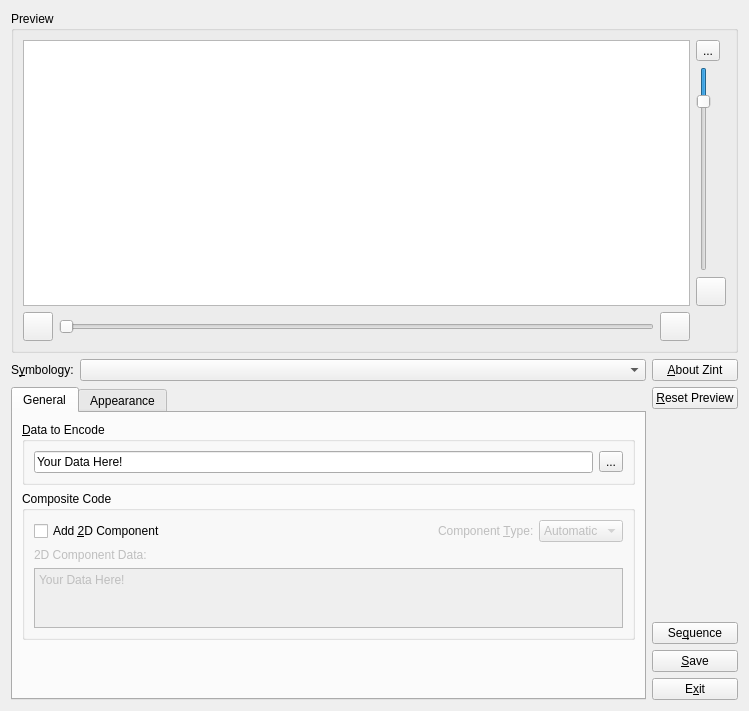
This is frontend_qt4/mainWindow.ui in zint/zint-gpl-only as Qt 5 draws it before an edit. The edited form follows.
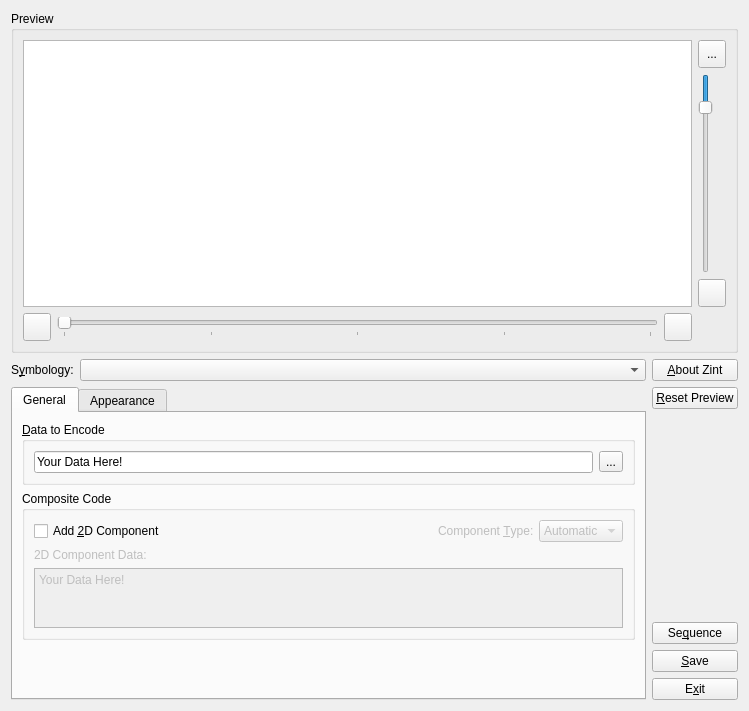
This is the edited form. The open tabs and pages were chosen to show the change. Icons and pictures are not drawn.

```diff
--- a/frontend_qt4/mainWindow.ui
+++ b/frontend_qt4/mainWindow.ui
@@ -10,10 +10,16 @@
     <height>711</height>
    </rect>
   </property>
+  <property name="minimumSize">
+   <size>
+    <width>749</width>
+    <height>711</height>
+   </size>
+  </property>
   <property name="maximumSize">
    <size>
-    <width>800</width>
-    <height>800</height>
+    <width>749</width>
+    <height>711</height>
    </size>
   </property>
   <property name="windowTitle">
@@ -23,8 +29,8 @@
    <iconset resource="resources.qrc">
     <normaloff>:/zico.png</normaloff>:/zico.png</iconset>
   </property>
-  <property name="styleSheet">
-   <string notr="true">background-image: url(:/blueback.png);</string>
+  <property name="locale">
+   <locale language="English" country="UnitedStates"/>
   </property>
   <layout class="QVBoxLayout" name="verticalLayout_7">
    <item>
@@ -50,7 +56,19 @@
        </widget>
       </item>
       <item row="0" column="3">
-       <widget class="QToolButton" name="toolButton_5">
+       <widget class="QToolButton" name="btnZoomOut">
+        <property name="minimumSize">
+         <size>
+          <width>28</width>
+          <height>28</height>
+         </size>
+        </property>
+        <property name="maximumSize">
+         <size>
+          <width>28</width>
+          <height>28</height>
+         </size>
+        </property>
         <property name="toolTip">
          <string>Zoom out</string>
         </property>
@@ -95,7 +113,19 @@
        </widget>
       </item>
       <item row="2" column="3">
-       <widget class="QToolButton" name="toolButton_4">
+       <widget class="QToolButton" name="btnZoomIn">
+        <property name="minimumSize">
+         <size>
+          <width>28</width>
+          <height>28</height>
+         </size>
+        </property>
+        <property name="maximumSize">
+         <size>
+          <width>28</width>
+          <height>28</height>
+         </size>
+        </property>
         <property name="toolTip">
          <string>Zoom in</string>
         </property>
@@ -112,7 +142,19 @@
        </widget>
       </item>
       <item row="4" column="0">
-       <widget class="QToolButton" name="toolButton">
+       <widget class="QToolButton" name="btnRotateLeft">
+        <property name="minimumSize">
+         <size>
+          <width>28</width>
+          <height>28</height>
+         </size>
+        </property>
+        <property name="maximumSize">
+         <size>
+          <width>28</width>
+          <height>28</height>
+         </size>
+        </property>
         <property name="toolTip">
          <string>Rotate anti-clockwise</string>
         </property>
@@ -136,13 +178,34 @@
         <property name="maximum">
          <number>360</number>
         </property>
+        <property name="pageStep">
+         <number>15</number>
+        </property>
         <property name="orientation">
          <enum>Qt::Horizontal</enum>
         </property>
+        <property name="tickPosition">
+         <enum>QSlider::TicksBelow</enum>
+        </property>
+        <property name="tickInterval">
+         <number>90</number>
+        </property>
        </widget>
       </item>
       <item row="4" column="2">
-       <widget class="QToolButton" name="toolButton_2">
+       <widget class="QToolButton" name="btnRotatRight">
+        <property name="minimumSize">
+         <size>
+          <width>28</width>
+          <height>28</height>
+         </size>
+        </property>
+        <property name="maximumSize">
+         <size>
+          <width>28</width>
+          <height>28</height>
+         </size>
+        </property>
         <property name="toolTip">
          <string>Rotate clockwise</string>
         </property>
```
Left out of the diff: 99 changed lines with no effect on the pictures.
